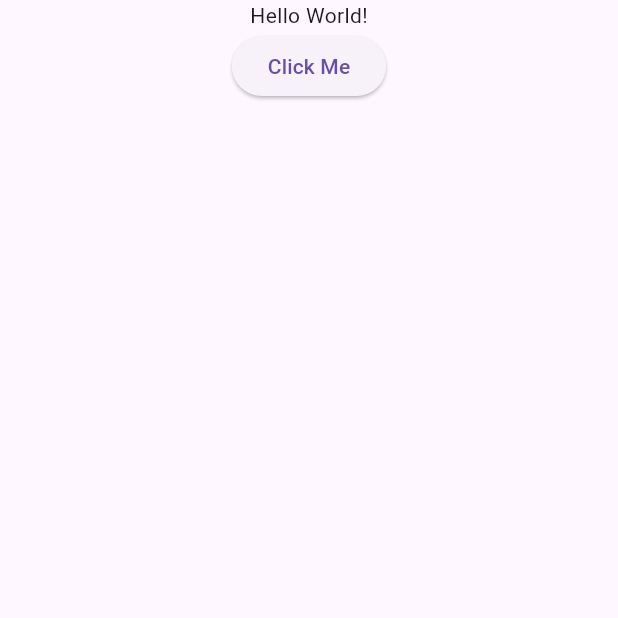
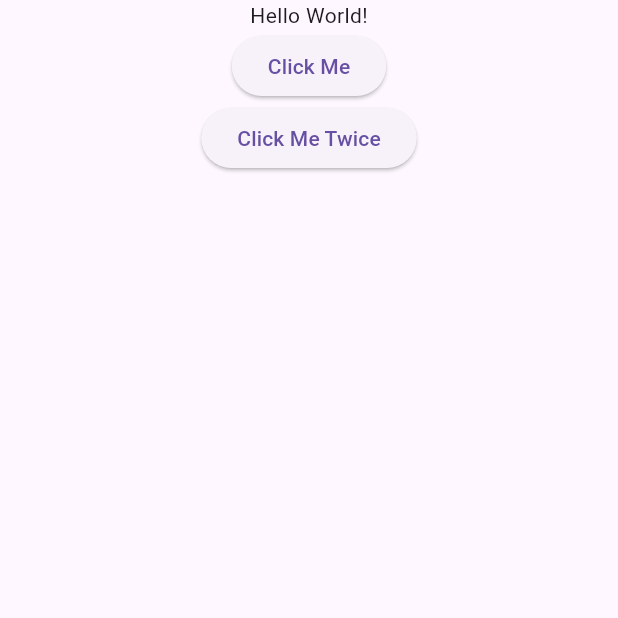
Before and after one commit to CrimsonT03/lab2_verscon, a Flutter app: the screen it shows after launch, on a phone screen of 412 x 824 dp, the top half of it. Run offline on Flutter 3.47's test engine with Material 3 defaults, Android fonts, the phone set to English and light mode, and no system bars.

Commit message:
Updated the main.dart with a second button.

```diff
--- a/lib/main.dart
+++ b/lib/main.dart
@@ -19,6 +19,10 @@ class MainApp extends StatelessWidget {
                       onPressed: (){},
                       child: const Text("Click Me"),
                   ),
+                  ElevatedButton(
+                    onPressed: (){},
+                    child: const Text("Click Me Twice"),
+                  ),
                 ],
               )
           )
```
